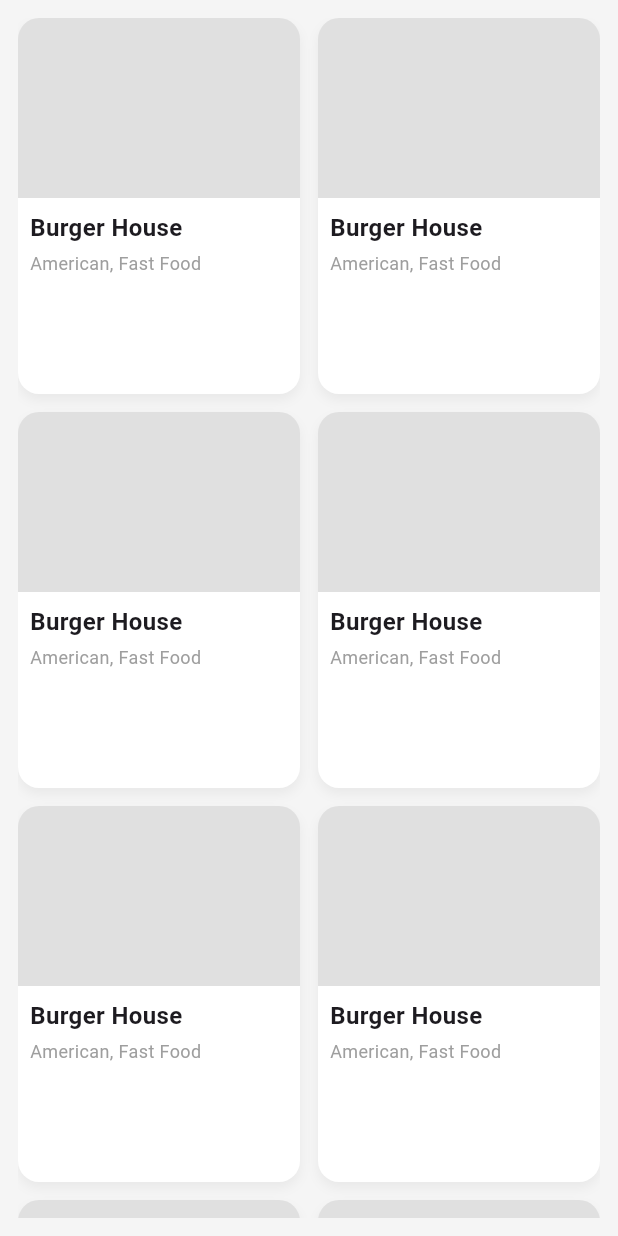
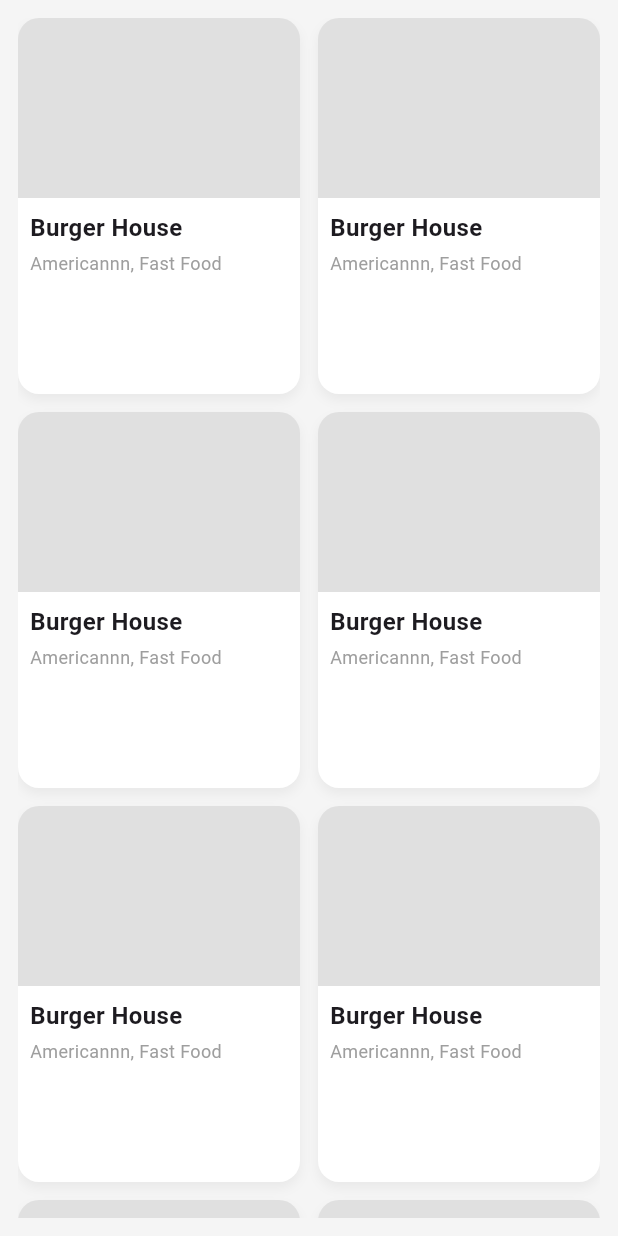
Before and after one commit to nishadmalla/project_eatup, a Flutter app: the HomeScreen screen opened directly, on a phone screen of 412 x 824 dp. Run offline on Flutter 3.47's test engine with Material 3 defaults, Android fonts, the phone set to English and light mode, and no system bars; our stand-ins replace curved_navigation_bar; Roboto replaces fonts that are missing (Poppins).

```diff
--- a/lib/buttonscreen/home_screen.dart
+++ b/lib/buttonscreen/home_screen.dart
@@ -76,7 +76,7 @@ class HomeScreen extends StatelessWidget {
                 ),
                 SizedBox(height: 4),
                 Text(
-                  "American, Fast Food",
+                  "Americannn, Fast Food",
                   style: TextStyle(
                     color: Colors.grey,
                     fontSize: 12,
```
